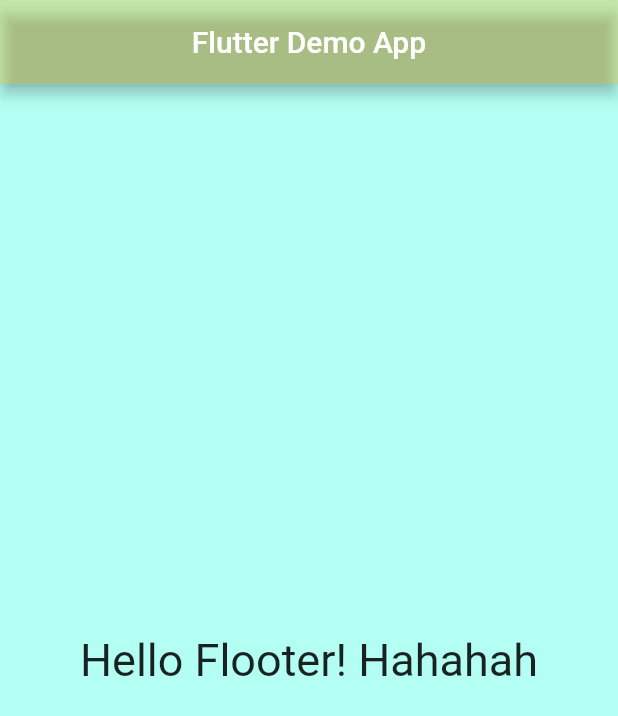
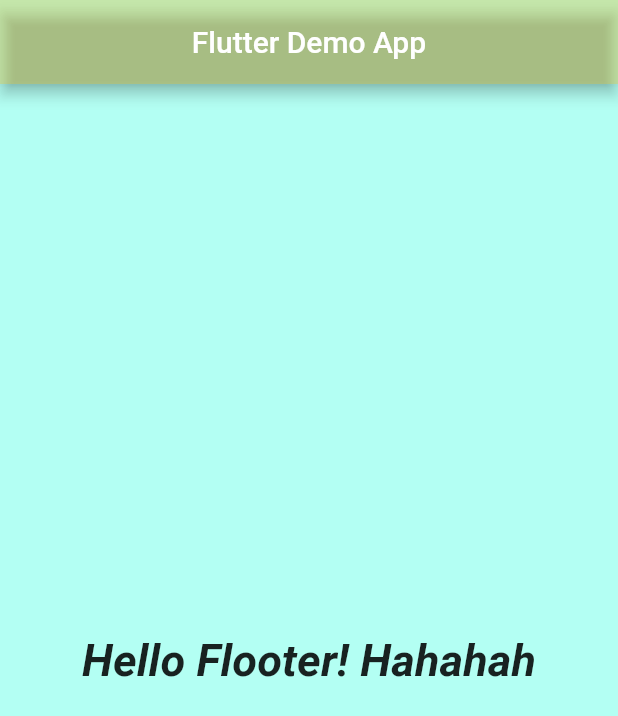
Before and after one commit to ronaldomendes/desenvolvimento_mobile, a Flutter app: the screen it shows after launch, on a phone screen of 412 x 824 dp. Shown: the top 716 px of the screen. Run offline on Flutter 3.47's test engine with Material 2 defaults, Android fonts, the phone set to English and light mode, and no system bars.

Commit message:
Changing Class title and text styles

```diff
--- a/first_flutter_app/lib/main.dart
+++ b/first_flutter_app/lib/main.dart
@@ -1,10 +1,10 @@
 import 'package:flutter/material.dart';
 
 void main() {
-  runApp(MyApp());
+  runApp(FirstFlutterApp());
 }
 
-class MyApp extends StatelessWidget {
+class FirstFlutterApp extends StatelessWidget {
   @override
   Widget build(BuildContext context) {
     return MaterialApp(
@@ -18,7 +18,10 @@ class MyApp extends StatelessWidget {
           ),
           body: Center(
               child: Text("Hello Flooter! Hahahah",
-                  style: TextStyle(fontSize: 30, fontFamily: 'Roboto'))),
+                  style: TextStyle(
+                      fontSize: 30,
+                      fontWeight: FontWeight.bold,
+                      fontStyle: FontStyle.italic))),
         ));
   }
 }
```
Also changed, not shown: 1 other file.
